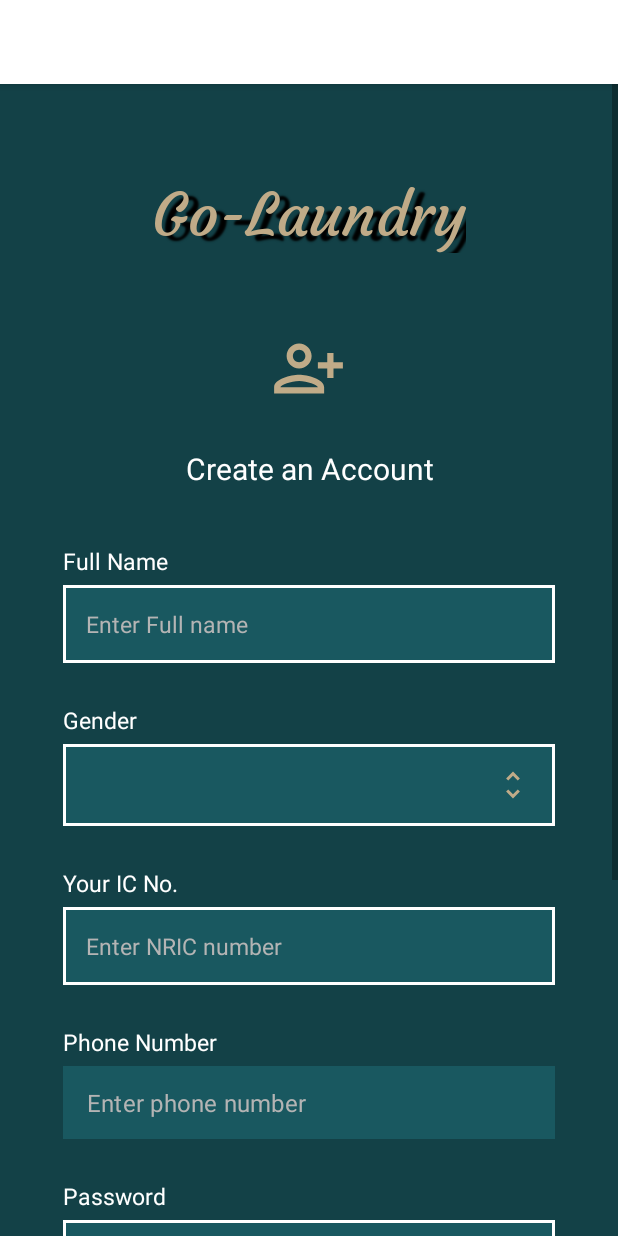
After one commit to WanJing923/GoLaundry, an Android app: the UserSignUpActivity screen opened directly, with no data from a screen before it, on a phone screen of 412 x 824 dp. The commit adds this screen. Run offline under Robolectric (Android 15) with nearby library versions, the phone set to English and light mode, and no system bars.

Commit message:
help center and user sign up layout

```diff
--- /dev/null
+++ b/app/src/main/java/com/example/golaundry/UserSignUpActivity.java
@@ -0,0 +1,14 @@
+package com.example.golaundry;
+
+import androidx.appcompat.app.AppCompatActivity;
+
+import android.os.Bundle;
+
+public class UserSignUpActivity extends AppCompatActivity {
+
+    @Override
+    protected void onCreate(Bundle savedInstanceState) {
+        super.onCreate(savedInstanceState);
+        setContentView(R.layout.activity_user_sign_up);
+    }
+}
--- /dev/null
+++ b/app/src/main/res/layout/activity_user_sign_up.xml
@@ -0,0 +1,277 @@
+<?xml version="1.0" encoding="utf-8"?>
+<RelativeLayout xmlns:android="http://schemas.android.com/apk/res/android"
+    xmlns:app="http://schemas.android.com/apk/res-auto"
+    xmlns:tools="http://schemas.android.com/tools"
+    android:layout_width="match_parent"
+    android:layout_height="match_parent"
+    android:background="@color/second_green"
+    tools:context=".UserSignUpActivity">
+
+    <ScrollView
+        android:layout_width="match_parent"
+        android:layout_height="match_parent"
+        android:layout_alignParentTop="true">
+
+        <RelativeLayout
+            android:layout_width="match_parent"
+            android:layout_height="wrap_content">
+
+            <TextView
+                android:id="@+id/usua_tv_go_laundry"
+                android:layout_width="wrap_content"
+                android:layout_height="wrap_content"
+                android:layout_alignParentTop="true"
+                android:layout_centerInParent="true"
+                android:layout_marginTop="62dp"
+                android:fontFamily="@font/courgette_regular"
+                android:gravity="center_horizontal|center_vertical"
+                android:shadowColor="#000000"
+                android:shadowDx="10"
+                android:shadowDy="5"
+                android:shadowRadius="1"
+                android:text="@string/go_laundry"
+                android:textAlignment="center"
+                android:textColor="#FFC0AB88"
+                android:textFontWeight="400"
+                android:textSize="40sp"
+                tools:targetApi="p" />
+
+            <ImageView
+                android:id="@+id/usua_iv_icon"
+                android:layout_width="50dp"
+                android:layout_height="50dp"
+                android:layout_below="@id/usua_tv_go_laundry"
+                android:layout_centerInParent="true"
+                android:layout_marginTop="52dp"
+                android:src="@drawable/ic_person_add"
+                android:contentDescription="@string/ic_signup" />
+
+            <TextView
+                android:id="@+id/usua_tv_signup"
+                android:layout_width="wrap_content"
+                android:layout_height="wrap_content"
+                android:layout_below="@id/usua_iv_icon"
+                android:layout_centerInParent="true"
+                android:layout_marginTop="28dp"
+                android:gravity="center_horizontal|center_vertical"
+                android:text="@string/create_an_account"
+                android:textColor="@color/white"
+                android:textSize="20sp" />
+
+            <TextView
+                android:id="@+id/usua_tv_email"
+                android:layout_width="wrap_content"
+                android:layout_height="wrap_content"
+                android:layout_below="@id/usua_tv_signup"
+                android:layout_marginStart="42dp"
+                android:layout_marginTop="37dp"
+                android:gravity="top"
+                android:text="@string/full_name"
+                android:textColor="@color/white"
+                android:textSize="15sp" />
+
+            <EditText
+                android:id="@+id/usua_et_name"
+                android:layout_width="match_parent"
+                android:layout_height="wrap_content"
+                android:layout_below="@id/usua_tv_email"
+                android:layout_marginStart="42dp"
+                android:layout_marginTop="5dp"
+                android:layout_marginEnd="42dp"
+                android:background="@drawable/custom_login"
+                android:hint="@string/enter_full_name"
+                android:inputType="textPersonName"
+                android:padding="15dp"
+                android:singleLine="true"
+                android:textColor="@color/white"
+                android:textColorHint="@color/text_color"
+                android:textSize="15sp" />
+
+            <TextView
+                android:id="@+id/usua_tv_gender"
+                android:layout_width="wrap_content"
+                android:layout_height="wrap_content"
+                android:layout_below="@id/usua_et_name"
+                android:layout_marginStart="42dp"
+                android:layout_marginTop="27dp"
+                android:gravity="top"
+                android:text="@string/gender"
+                android:textColor="@color/white"
+                android:textSize="15sp" />
+
+            <androidx.constraintlayout.widget.ConstraintLayout
+                android:id="@+id/usua_gender_constraint"
+                android:layout_width="match_parent"
+                android:layout_height="wrap_content"
+                android:layout_below="@id/usua_tv_gender"
+                android:layout_marginStart="42dp"
+                android:layout_marginTop="5dp"
+                android:layout_marginEnd="42dp"
+                android:background="@drawable/custom_login"
+                android:padding="15dp">
+
+                <Spinner
+                    android:id="@+id/usua_spinner_gender"
+                    style="@style/SpinnerTheme"
+                    android:layout_width="match_parent"
+                    android:layout_height="match_parent"
+                    android:textAlignment="textStart"
+                    app:layout_constraintBottom_toBottomOf="parent"
+                    app:layout_constraintEnd_toEndOf="parent"
+                    app:layout_constraintTop_toTopOf="parent" />
+
+            </androidx.constraintlayout.widget.ConstraintLayout>
+
+            <TextView
+                android:id="@+id/usua_tv_icno"
+                android:layout_width="wrap_content"
+                android:layout_height="wrap_content"
+                android:layout_below="@id/usua_gender_constraint"
+                android:layout_marginStart="42dp"
+                android:layout_marginTop="27dp"
+                android:gravity="top"
+                android:text="@string/icno"
+                android:textColor="@color/white"
+                android:textSize="15sp" />
+
+            <EditText
+                android:id="@+id/usua_et_icno"
+                android:layout_width="match_parent"
+                android:layout_height="wrap_content"
+                android:layout_below="@id/usua_tv_icno"
+                android:layout_marginStart="42dp"
+                android:layout_marginTop="5dp"
+                android:layout_marginEnd="42dp"
+                android:background="@drawable/custom_login"
+                android:hint="@string/enter_nric_number"
+                android:inputType="date"
+                android:padding="15dp"
+                android:singleLine="true"
+                android:textColor="@color/white"
+                android:textColorHint="@color/text_color"
+                android:textSize="15sp" />
+
+            <TextView
+                android:id="@+id/usua_tv_phone_number"
+                android:layout_width="wrap_content"
+                android:layout_height="wrap_content"
+                android:layout_below="@id/usua_et_icno"
+                android:layout_marginStart="42dp"
+                android:layout_marginTop="27dp"
+                android:gravity="top"
+                android:text="@string/phone_number"
+                android:textColor="@color/white"
+                android:textSize="15sp" />
+
+            <com.google.android.material.textfield.TextInputLayout
+                android:id="@+id/usua_ti_phone_num"
+                style="@style/Widget.MaterialComponents.TextInputLayout.OutlinedBox.Dense"
+                android:layout_width="match_parent"
+                android:layout_height="wrap_content"
+                android:layout_below="@+id/usua_tv_phone_number"
+                android:layout_marginStart="42dp"
+                android:layout_marginTop="5dp"
+                android:layout_marginEnd="42dp"
+                android:background="@drawable/custom_login"
+                app:prefixText="+60 "
+                app:hintEnabled="false"
+                app:hintTextColor="@color/white"
+                app:prefixTextAppearance="@style/TextAppearance.AppCompat.Medium"
+                app:prefixTextColor="@color/white">
+
+                <EditText
+                    android:id="@+id/usua_et_phonenum"
+                    android:layout_width="match_parent"
+                    android:layout_height="wrap_content"
+                    android:background="#195860"
+                    android:inputType="phone"
+                    android:maxLength="10"
+                    android:hint="@string/enter_phone_number"
+                    android:textColor="@color/white"
+                    android:textColorHint="@color/text_color"/>
+            </com.google.android.material.textfield.TextInputLayout>
+
+            <TextView
+                android:id="@+id/usua_tv_password"
+                android:layout_width="wrap_content"
+                android:layout_height="wrap_content"
+                android:layout_below="@id/usua_ti_phone_num"
+                android:layout_marginStart="42dp"
+                android:layout_marginTop="27dp"
+                android:gravity="top"
+                android:text="@string/password"
+                android:textColor="@color/white"
+                android:textSize="15sp" />
+
+            <EditText
+                android:id="@+id/usua_et_password"
+                android:layout_width="match_parent"
+                android:layout_height="wrap_content"
+                android:layout_below="@id/usua_tv_password"
+                android:layout_marginStart="42dp"
+                android:layout_marginTop="5dp"
+                android:layout_marginEnd="42dp"
+                android:background="@drawable/custom_login"
+                android:hint="@string/enter_password"
+                android:inputType="textPassword"
+                android:padding="15dp"
+                android:singleLine="true"
+                android:textColor="@color/white"
+                android:textColorHint="@color/text_color"
+                android:textSize="15sp" />
+
+            <TextView
+                android:id="@+id/usua_tv_confirm_password"
+                android:layout_width="wrap_content"
+                android:layout_height="wrap_content"
+                android:layout_below="@id/usua_et_password"
+                android:layout_marginStart="42dp"
+                android:layout_marginTop="27dp"
+                android:gravity="top"
+                android:text="@string/confirm_password"
+                android:textColor="@color/white"
+                android:textSize="15sp" />
+
+            <EditText
+                android:id="@+id/usua_et_confirm_password"
+                android:layout_width="match_parent"
+                android:layout_height="wrap_content"
+                android:layout_below="@id/usua_tv_confirm_password"
+                android:layout_marginStart="42dp"
+                android:layout_marginTop="5dp"
+                android:layout_marginEnd="42dp"
+                android:background="@drawable/custom_login"
+                android:hint="@string/enter_password"
+                android:inputType="textPassword"
+                android:padding="15dp"
+                android:singleLine="true"
+                android:textColor="@color/white"
+                android:textColorHint="@color/text_color"
+                android:textSize="15sp" />
+
+            <androidx.appcompat.widget.AppCompatCheckBox
+                android:id="@+id/usua_checkBox"
+                android:layout_width="wrap_content"
+                android:layout_height="wrap_content"
+                android:layout_marginStart="35dp"
+                android:layout_marginTop="35dp"
+                android:text="@string/i_agree_to_terms_amp_conditions"
+                android:buttonTint="@color/white"
+                android:textColor="@color/white"
+                android:layout_below="@id/usua_et_confirm_password" />
+
+            <androidx.appcompat.widget.AppCompatButton
+                android:id="@+id/usua_btn_register"
+                android:layout_width="match_parent"
+                android:layout_height="wrap_content"
+                android:layout_marginStart="42dp"
+                android:layout_marginEnd="42dp"
+                android:layout_marginTop="19dp"
+                android:layout_marginBottom="46dp"
+                android:background="@drawable/custom_button"
+                android:backgroundTint="#D6EFEE"
+                android:text="@string/register"
+                android:layout_below="@id/usua_checkBox"/>
+        </RelativeLayout>
+    </ScrollView>
+</RelativeLayout>
--- a/app/src/main/res/values/strings.xml
+++ b/app/src/main/res/values/strings.xml
@@ -32,4 +32,31 @@
     <string name="monthly_orders">Monthly Orders</string>
     <string name="ic_pending_receiving">ic_pending_receiving</string>
     <string name="ic_pending_collection">ic_pending_collection</string>
+    <string name="home">Home</string>
+    <string name="order">Order</string>
+    <string name="history">History</string>
+    <string name="profile">Profile</string>
+    <string name="help_center">Help Center</string>
+    <string name="helpcentersubtitle">We are here for you! How can we help?</string>
+    <string name="email_address">Email Address</string>
+    <string name="enter_email_address">Enter Email Address</string>
+    <string name="title">Title</string>
+    <string name="enter_title">Enter title</string>
+    <string name="what_trouble_do_you_faces">What trouble do you faces?</string>
+    <string name="enter_message">Enter Message</string>
+    <string name="we_will_get_back_to_you_within_3_working_days">We will get back to you within 3 working days</string>
+    <string name="submit">Submit</string>
+    <string name="ic_signup">ic_signup</string>
+    <string name="full_name">Full Name</string>
+    <string name="enter_full_name">Enter Full name</string>
+    <string name="gender">Gender</string>
+    <string name="icno">Your IC No.</string>
+    <string name="enter_nric_number">Enter NRIC number</string>
+    <string name="phone_number">Phone Number</string>
+    <string name="enter_phone_number">Enter phone number</string>
+    <string name="password">Password</string>
+    <string name="enter_password">Enter Password</string>
+    <string name="confirm_password">Confirm Password</string>
+    <string name="i_agree_to_terms_amp_conditions"><![CDATA[I agree to Terms & Conditions]]></string>
+    <string name="register">Register</string>
 </resources>
```
Also changed, not shown: app/src/main/AndroidManifest.xml (+9 -0 lines), app/src/main/java/com/example/golaundry/HelpCenterActivity.java (added, +35 -0 lines), app/src/main/java/com/example/golaundry/HomeActivity.java (added, +51 -0 lines), app/src/main/res/layout/activity_help_center.xml (added, +189 -0 lines), app/src/main/res/layout/activity_home.xml (added, +30 -0 lines), app/src/main/res/layout/fragment_login.xml (+11 -11 lines), app/src/main/res/menu/menu_bottom.xml (added, +24 -0 lines).
